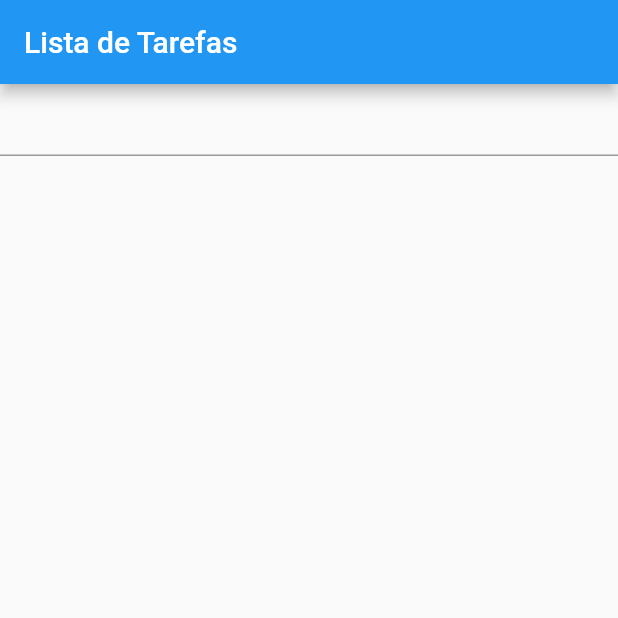
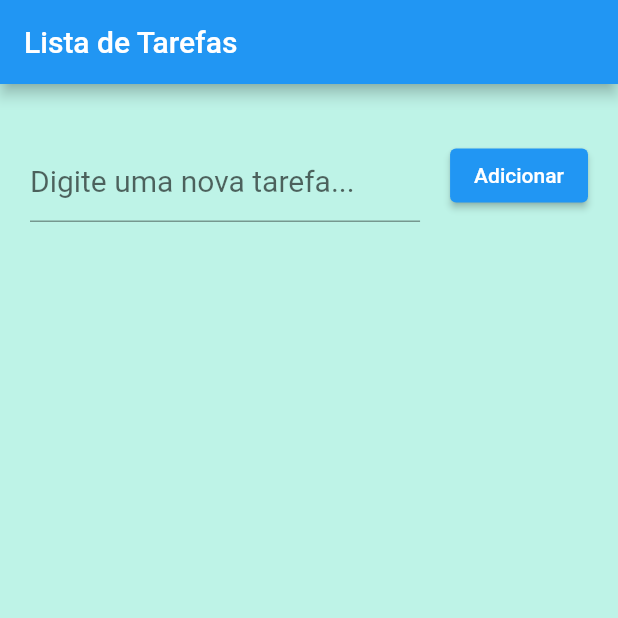
Before and after one commit to ZiusDH/TO-DO-LIST, a Flutter app: the screen it shows after launch, on a phone screen of 412 x 824 dp, the top half of it. Run offline on Flutter 3.47's test engine with Material 2 defaults, Android fonts, the phone set to English and light mode, and no system bars.

Commit message:
Barra de Tarefas e Botão de adicionar

```diff
--- a/lib/main.dart
+++ b/lib/main.dart
@@ -1,3 +1,5 @@
+import 'dart:ui';
+
 import 'package:flutter/cupertino.dart';
 import 'package:flutter/material.dart';
 
@@ -10,6 +12,7 @@ class Myapp extends StatelessWidget {
   Widget build(BuildContext context) {
     // TODO: implement build
     return MaterialApp(
+      debugShowCheckedModeBanner: false,
       title: 'Lista de Tarefas',
       home: MyHome(),
     );
@@ -25,22 +28,45 @@ class MyHome extends StatefulWidget {
 }
 
 class MyHomeState extends State<MyHome> {
+  final TextEditingController taskController = TextEditingController();
   @override
   Widget build(BuildContext context) {
     // TODO: implement build
     return Scaffold(
+      backgroundColor: Color.fromARGB(255, 190, 243, 231),
       appBar: AppBar(
-        title: Text("Lista de Tarefas"),
+        title: Text('Lista de Tarefas'),
       ),
       body: Container(
+        padding: EdgeInsets.symmetric(horizontal: 20, vertical: 30),
         child: Column(
           children: <Widget>[
             Form(
               child: Row(
                 children: <Widget>[
                   Expanded(
-                    child: TextFormField(),
+                    child: TextFormField(
+                      controller: taskController,
+                      style: TextStyle(
+                        color: Colors.black54,
+                        fontSize: 32,
+                      ),
+                      decoration: InputDecoration(
+                        hintText: "Digite uma nova tarefa...",
+                        hintStyle: TextStyle(
+                          fontSize: 20,
+                        ),
+                      ),
+                      keyboardType: TextInputType.text,
+                    ),
                   ),
+                  Container(
+                    margin: EdgeInsets.only(left: 20),
+                    child: ElevatedButton(
+                      onPressed: () {},
+                      child: Text("Adicionar"),
+                    ),
+                  )
                 ],
               ),
             ),
```
